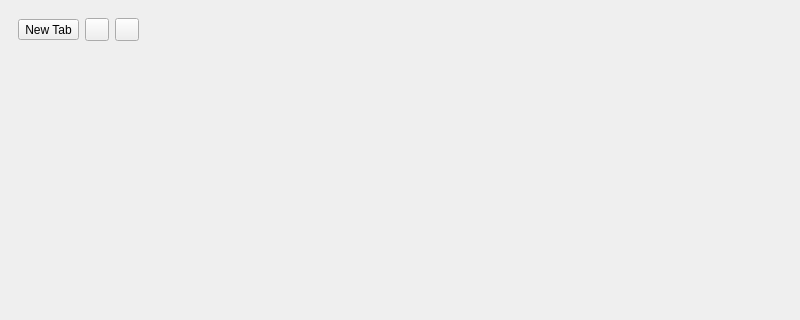
Old version of the form trunk/PyChat 1.16/res/main.ui in the repository SakuradaJun/py0chat; both pictures show x 0 to 800 and y 0 to 320 of the 800 by 545 pixel window.
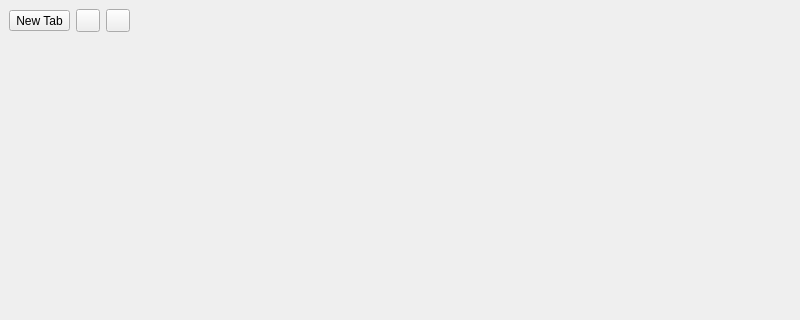
New version of the form.

What changed in the file:
```diff
--- a/trunk/PyChat 1.16/res/main.ui
+++ b/trunk/PyChat 1.16/res/main.ui
@@ -35,9 +35,10 @@
    <layout class="QGridLayout" name="gridLayout_2">
     <item row="0" column="0">
      <widget class="QWidget" name="widget_Top" native="true">
-      <layout class="QGridLayout" name="gridLayout">
-       <item row="0" column="0">
-        <layout class="QHBoxLayout" name="Layout_Top">
+      <layout class="QHBoxLayout" name="horizontalLayout">
+       <property name="margin">
+        <number>0</number>
+       </property>
          <item>
           <widget class="QToolButton" name="Button_NewTab">
            <property name="text">
@@ -61,15 +62,13 @@
            </property>
            <property name="sizeHint" stdset="0">
             <size>
-             <width>40</width>
+           <width>657</width>
              <height>20</height>
             </size>
            </property>
           </spacer>
          </item>
         </layout>
-       </item>
-      </layout>
      </widget>
     </item>
     <item row="1" column="0">
```
Left out of the diff: 52 changed lines with no effect on the pictures. Lines whose indentation alone changed are shown as unchanged.
